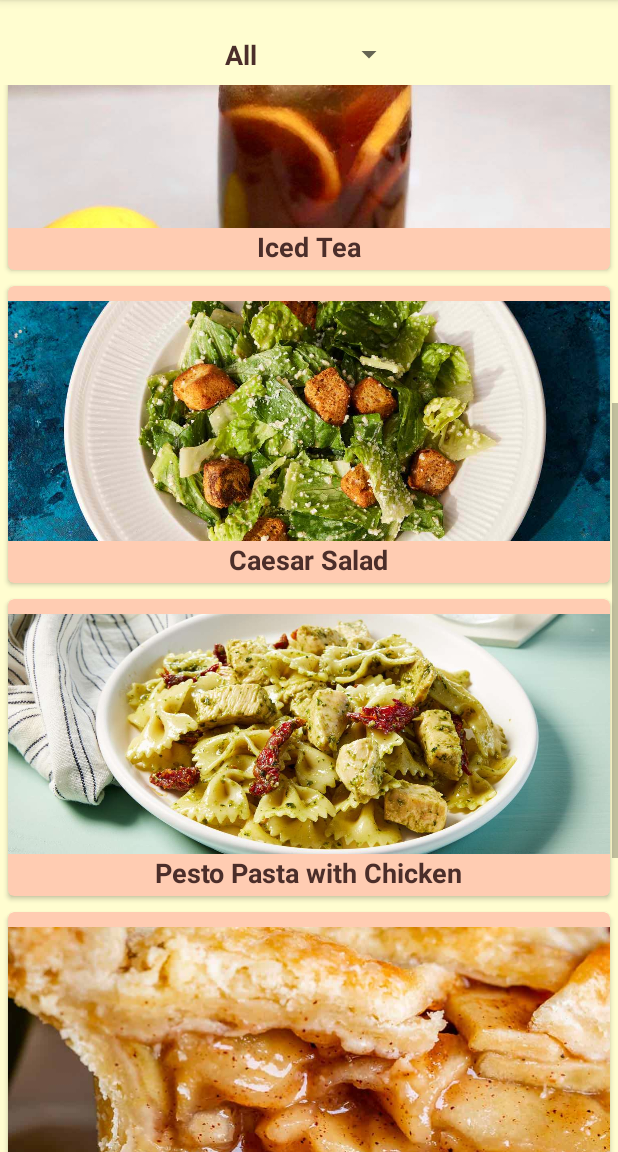
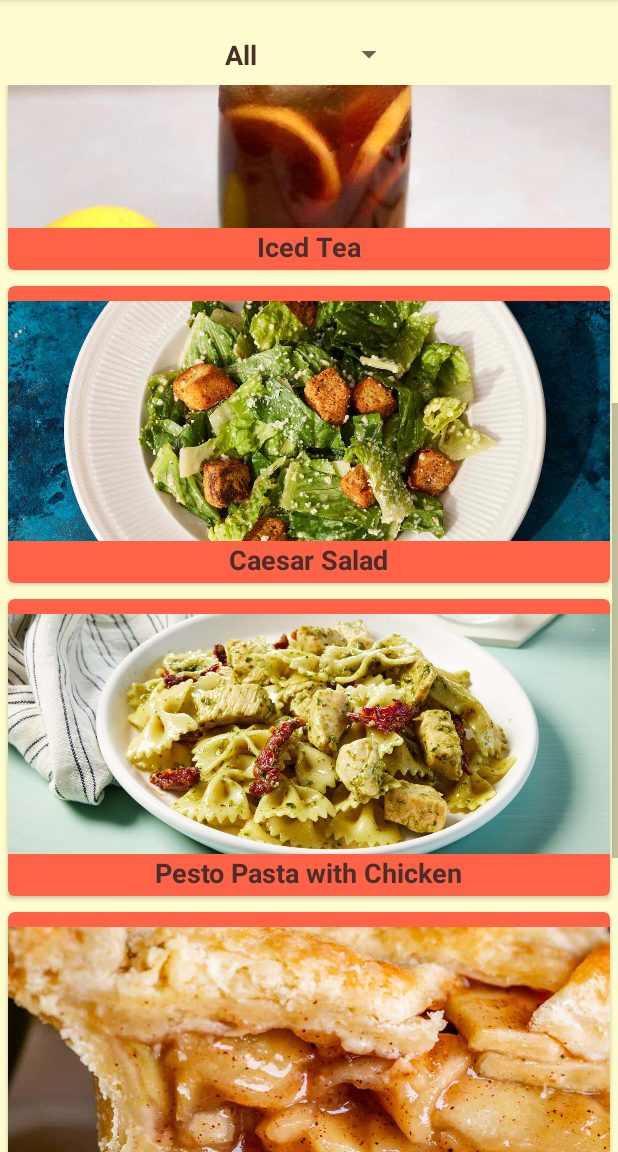
Before and after one commit to Saeyoo7070/recipes, an Android app: the screen it shows after launch (MainActivity), scrolled down 497 dp, on a phone screen of 412 x 824 dp, the part 84-1236 px from its top. Run offline under Robolectric (Android 15) with nearby library versions, the phone set to English and light mode, and no system bars.

Commit message:
Sample Change

```diff
--- a/app/src/main/res/layout/cardview_recipe.xml
+++ b/app/src/main/res/layout/cardview_recipe.xml
@@ -6,7 +6,7 @@
     android:layout_margin="5dp"
     android:clickable="true"
     app:cardCornerRadius="4dp"
-    app:cardBackgroundColor="@color/cardview_background"
+    app:cardBackgroundColor="@color/appbar_color"
     android:foreground="?android:attr/selectableItemBackground"
     android:id="@+id/cardview_id"
     >
```
